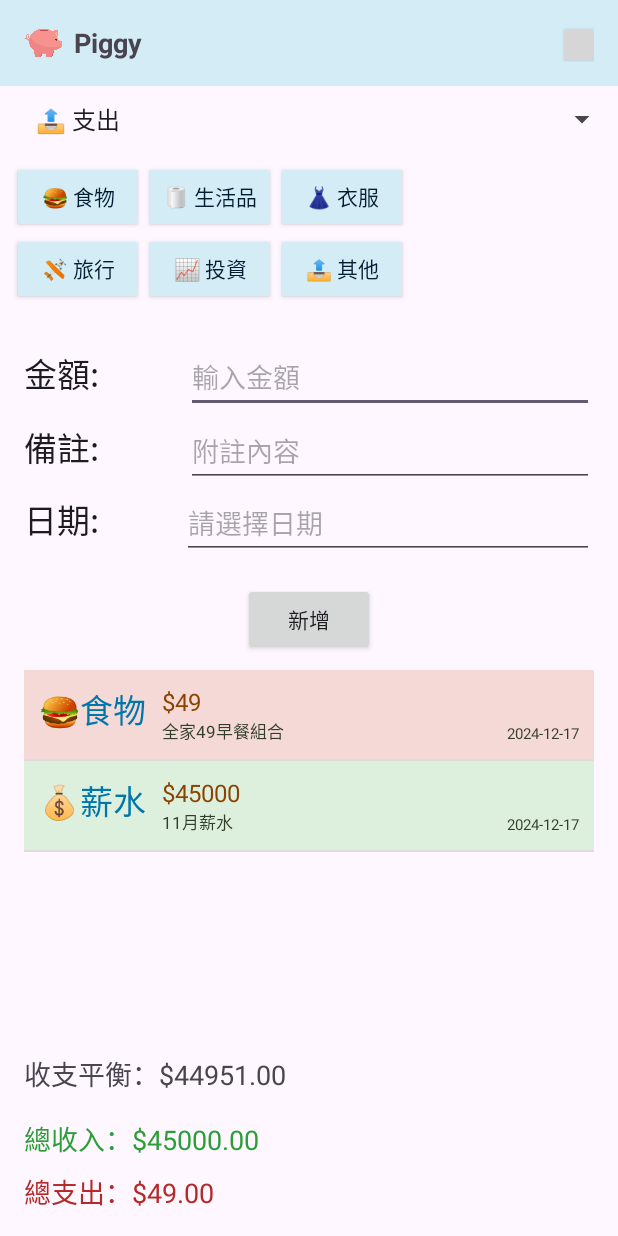
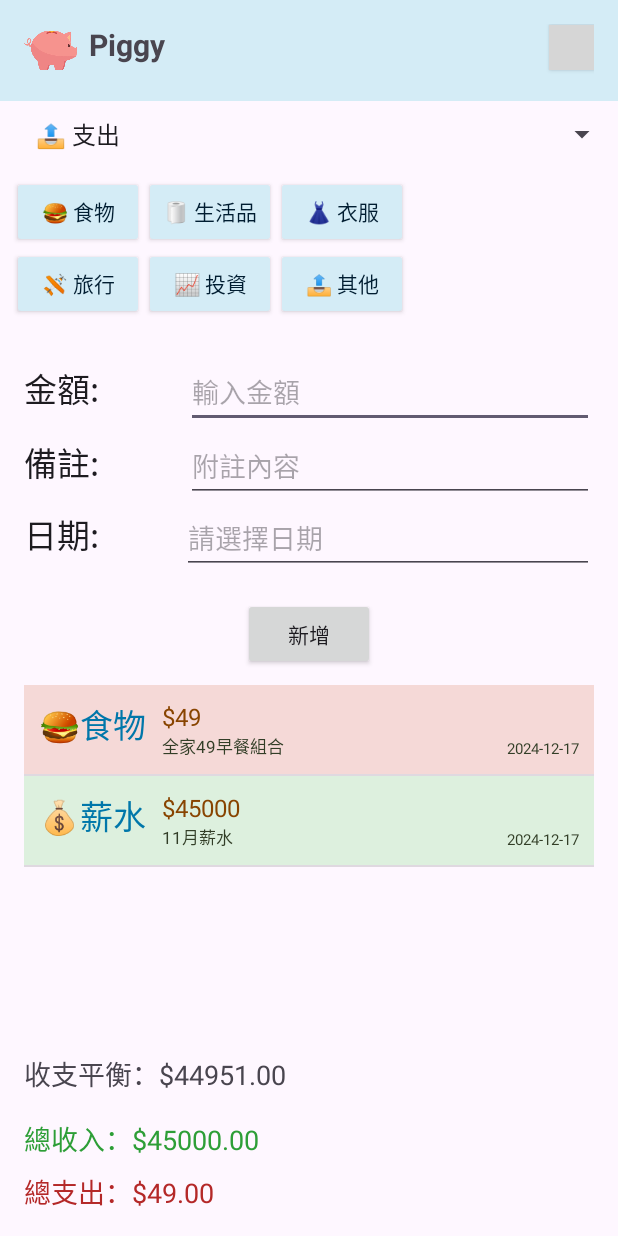
Before and after one commit to Joanne0119/MyFinanceApp, an Android app: the screen it shows after launch (MainActivity), on a phone screen of 412 x 824 dp. Run offline under Robolectric (Android 15) with nearby library versions, the phone set to English and light mode, and no system bars; grey boxes are pictures that could not be loaded.

Commit message:
adjust some layout

```diff
--- a/app/src/main/java/com/example/myfinanceapp/MainActivity.java
+++ b/app/src/main/java/com/example/myfinanceapp/MainActivity.java
@@ -319,7 +319,6 @@ public class MainActivity extends Activity implements AdapterView.OnItemClickLis
         } else {
             Log.e(tagName, "新增失敗");
         }
-        requery();
     }
 
     private void update(String info, String amount, int id) {
@@ -358,6 +357,7 @@ public class MainActivity extends Activity implements AdapterView.OnItemClickLis
         int infoIndex = cur.getColumnIndex(FROM[1]);
         int amountIndex = cur.getColumnIndex(FROM[2]);
         int dateIndex = cur.getColumnIndex(FROM[3]);
+
 
         if (infoIndex != -1) edtInfo.setText(cur.getString(infoIndex));
         if (amountIndex != -1) {
--- a/app/src/main/res/layout/activity_main.xml
+++ b/app/src/main/res/layout/activity_main.xml
@@ -18,8 +18,8 @@
         <!-- 左側圖片 -->
         <ImageView
             android:id="@+id/left_image"
-            android:layout_width="25dp"
-            android:layout_height="25dp"
+            android:layout_width="35dp"
+            android:layout_height="35dp"
             android:layout_marginEnd="8dp"
             android:src="@drawable/piggy_icon" />
 
@@ -31,14 +31,14 @@
             android:layout_weight="1"
             android:gravity="center_vertical"
             android:text="Piggy"
-            android:textSize="18sp"
+            android:textSize="20sp"
             android:textStyle="bold" />
 
         <!-- 右側圖片 -->
         <Button
             android:id="@+id/settingButton"
-            android:layout_width="20dp"
-            android:layout_height="20dp"
+            android:layout_width="30dp"
+            android:layout_height="30dp"
             android:layout_marginStart="8dp"
             android:background="@drawable/setting_icon" />
     </LinearLayout>
--- a/app/src/main/res/layout/activity_second.xml
+++ b/app/src/main/res/layout/activity_second.xml
@@ -18,8 +18,8 @@
         <!-- 左側圖片 -->
         <Button
             android:id="@+id/button_back"
-            android:layout_width="25dp"
-            android:layout_height="25dp"
+            android:layout_width="35dp"
+            android:layout_height="35dp"
             android:layout_marginEnd="8dp"
             android:background="@drawable/back_icon"
             android:onClick="goBack"/>
@@ -32,7 +32,7 @@
             android:layout_weight="1"
             android:gravity="center"
             android:text="@string/setting"
-            android:textSize="18sp"
+            android:textSize="20sp"
             android:textStyle="bold"
             android:layout_marginEnd="16dp"/>
     </LinearLayout>
```
